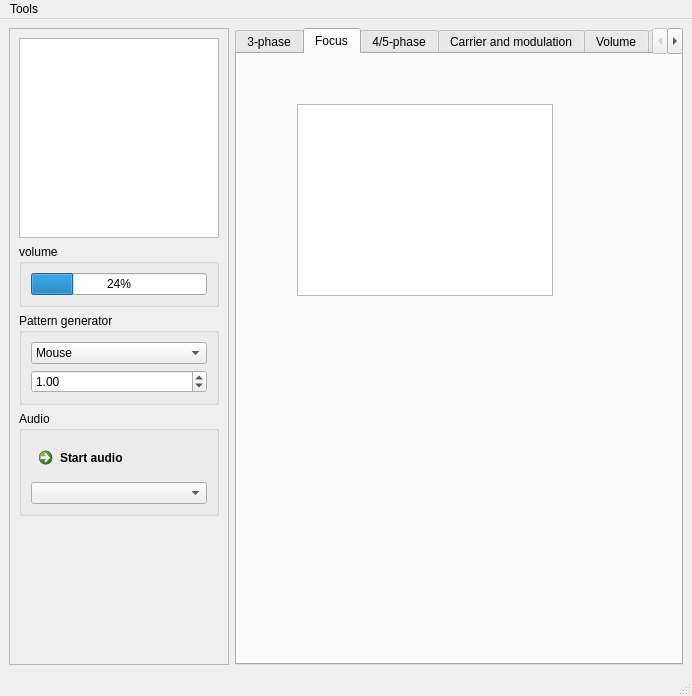
Old version of the form designer/mainwindow.ui in the repository diglet48/restim.
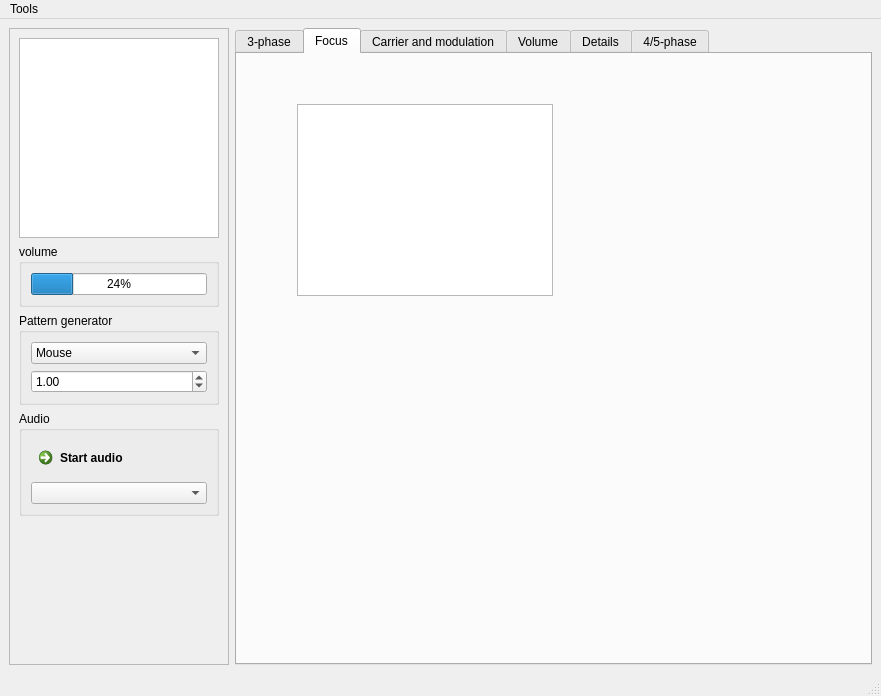
New version of the form. The open tabs and pages were chosen to show the change. Icons and pictures are not drawn. Custom widgets are drawn as their Qt base class.

Commit message: Rework threephase calibration GUI

Patch:
```diff
--- a/designer/mainwindow.ui
+++ b/designer/mainwindow.ui
@@ -6,7 +6,7 @@
    <rect>
     <x>0</x>
     <y>0</y>
-    <width>692</width>
+    <width>881</width>
     <height>696</height>
    </rect>
   </property>
@@ -163,12 +163,15 @@
       <property name="currentIndex">
        <number>0</number>
       </property>
-      <widget class="TransformCalibrationSettingsWidget" name="tab_transform_calibration">
+      <widget class="ThreePhaseSettingsWidget" name="tab_threephase">
        <attribute name="title">
         <string>3-phase</string>
        </attribute>
       </widget>
-      <widget class="QWidget" name="tabFocus">
+      <widget class="QWidget" name="tab_focus">
+       <property name="enabled">
+        <bool>true</bool>
+       </property>
        <attribute name="title">
         <string>Focus</string>
        </attribute>
@@ -183,12 +186,6 @@
         </property>
        </widget>
       </widget>
-      <widget class="FivePhaseSettingsWidget" name="tab_fivephase">
-       <attribute name="title">
-        <string>4/5-phase</string>
-       </attribute>
-       <layout class="QVBoxLayout" name="verticalLayout_3"/>
-      </widget>
       <widget class="ModulationSettingsWidget" name="tab_carrier">
        <attribute name="title">
         <string>Carrier and modulation</string>
@@ -237,6 +234,12 @@
         <string>Details</string>
        </attribute>
       </widget>
+      <widget class="FivePhaseSettingsWidget" name="tab_fivephase">
+       <attribute name="title">
+        <string>4/5-phase</string>
+       </attribute>
+       <layout class="QVBoxLayout" name="verticalLayout_3"/>
+      </widget>
      </widget>
     </item>
    </layout>
@@ -247,7 +250,7 @@
     <rect>
      <x>0</x>
      <y>0</y>
-     <width>692</width>
+     <width>881</width>
      <height>21</height>
     </rect>
    </property>
@@ -289,12 +292,6 @@
    <header>qt_ui/waveformdetailswidget.h</header>
    <container>1</container>
   </customwidget>
-  <customwidget>
-   <class>TransformCalibrationSettingsWidget</class>
-   <extends>QWidget</extends>
-   <header>qt_ui/transformcalibrationsettingswidget.h</header>
-   <container>1</container>
-  </customwidget>
   <customwidget>
    <class>VolumeControlWidget</class>
    <extends>QWidget</extends>
@@ -312,6 +309,17 @@
    <header>qt_ui/fivephasesettingswidget.h</header>
    <container>1</container>
   </customwidget>
+  <customwidget>
+   <class>PhaseWidgetFocus</class>
+   <extends>QGraphicsView</extends>
+   <header>qt_ui/phasewidget.h</header>
+  </customwidget>
+  <customwidget>
+   <class>ThreePhaseSettingsWidget</class>
+   <extends>QWidget</extends>
+   <header>qt_ui/threephasesettingswidget.h</header>
+   <container>1</container>
+  </customwidget>
  </customwidgets>
  <resources/>
  <connections/>
```
Left out of the diff: 8 changed lines with no effect on the pictures. The commit also changes 11 other files.
